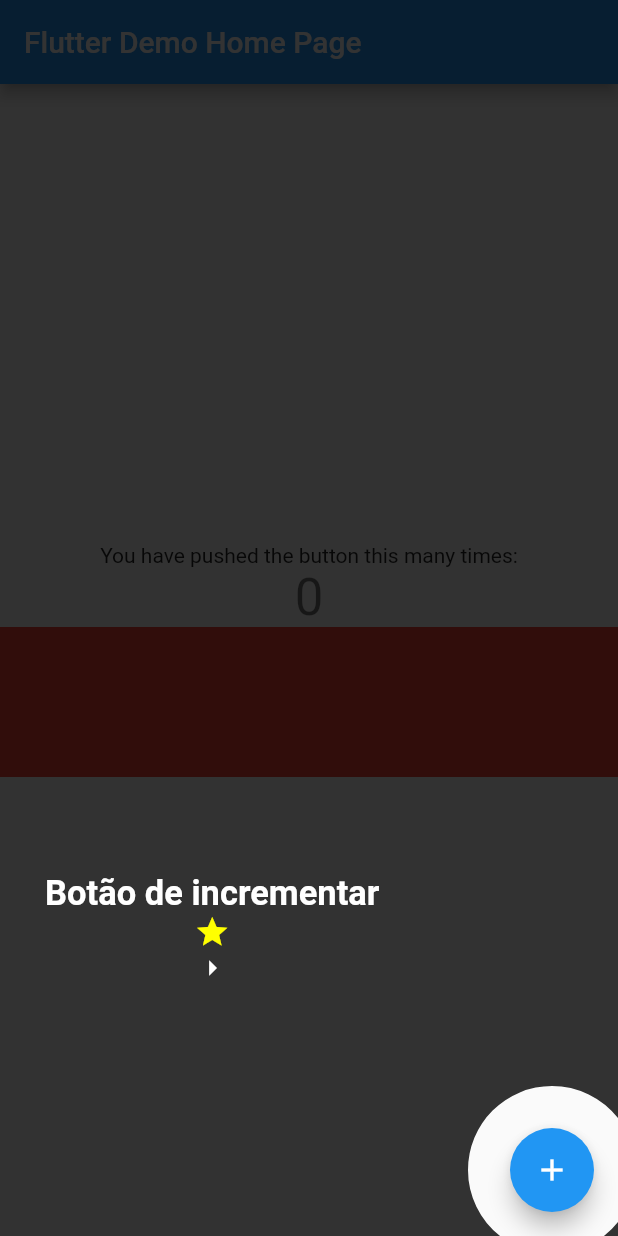
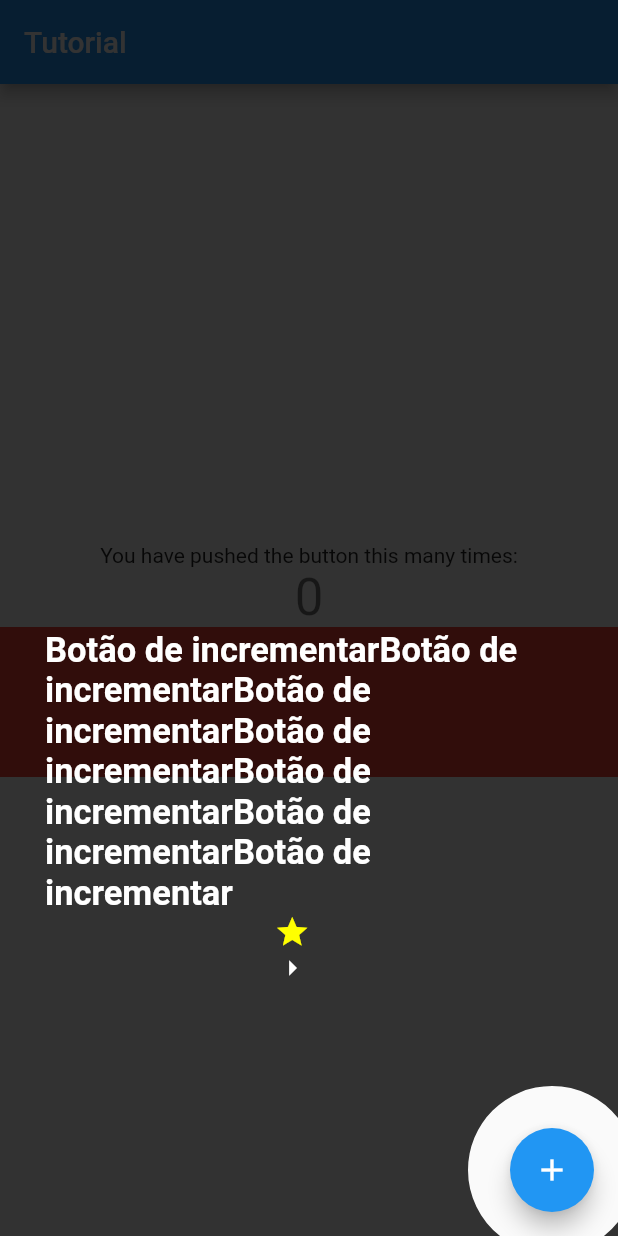
Before and after one commit to warlesoncandido/tutorial, a Flutter app: the MyHomePage screen opened directly, after a tap on the "add" icon, after a tap on the "arrow right" icon, on a phone screen of 412 x 824 dp. Run offline on Flutter 3.47's test engine with Material 2 defaults, Android fonts, the phone set to English and light mode, and no system bars.

Commit message:
changing component size

```diff
--- a/example/lib/main.dart
+++ b/example/lib/main.dart
@@ -15,7 +15,7 @@ class MyApp extends StatelessWidget {
         primarySwatch: Colors.blue,
         visualDensity: VisualDensity.adaptivePlatformDensity,
       ),
-      home: MyHomePage(title: 'Flutter Demo Home Page'),
+      home: MyHomePage(title: 'Tutorial '),
     );
   }
 }
@@ -51,6 +51,7 @@ class _MyHomePageState extends State<MyHomePage> {
             color: Colors.white,
           )),
       TutorialItens(
+          crossAxisAlignment: CrossAxisAlignment.center,
           globalKey: _keyFloat,
           touchScreen: true,
           shapeFocus: ShapeFocus.oval,
@@ -58,7 +59,7 @@ class _MyHomePageState extends State<MyHomePage> {
           left: 30,
           children: [
             Text(
-              "Botão de incrementar",
+              "Botão de incrementarBotão de incrementarBotão de incrementarBotão de incrementarBotão de incrementarBotão de incrementarBotão de incrementar",
               style: TextStyle(
                   fontSize: 23,
                   color: Colors.white,
--- a/lib/src/controller/tutorial_tutorial.dart
+++ b/lib/src/controller/tutorial_tutorial.dart
@@ -45,6 +45,8 @@ class Tutorial {
                       bottom: element.bottom,
                       left: element.left,
                       right: element.right,
+                      child: Container(
+                        width: size.width * 0.8,
                         child: Column(
                           crossAxisAlignment: element.crossAxisAlignment,
                           mainAxisAlignment: element.mainAxisAlignment,
@@ -65,6 +67,7 @@ class Tutorial {
                               },
                             ),
                           ],
+                        ),
                       ),
                     )
                   ],
--- a/pubspec.yaml
+++ b/pubspec.yaml
@@ -1,6 +1,6 @@
 name: tutorial
 description: Tutorial package.
-version: 1.0.3
+version: 1.0.4
 homepage: https://github.com/warlesoncandido
 
 environment:
```
Also changed, not shown: example/pubspec.lock, 1 other file. Lines whose indentation alone changed are shown as unchanged.
